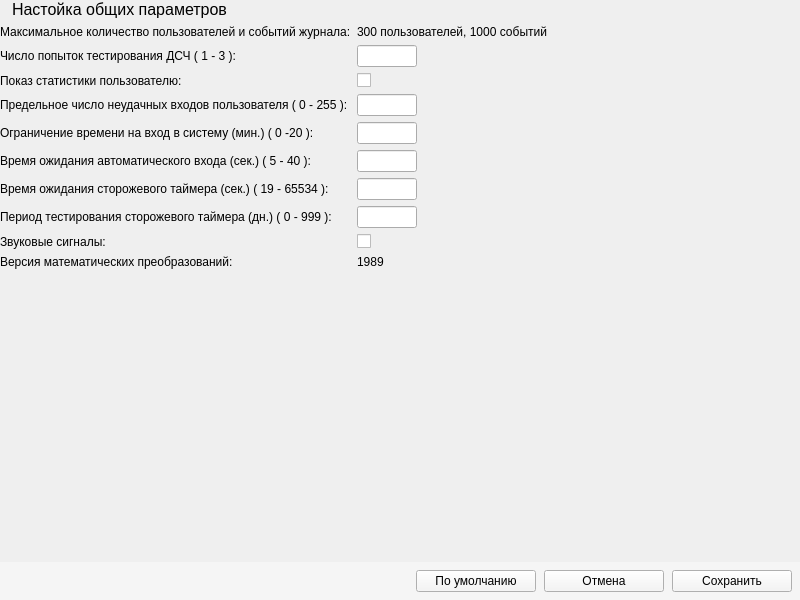
Before: the Qt Designer form panels/CommonParmsPanel.ui in m6v/sobol, drawn with Qt 5.
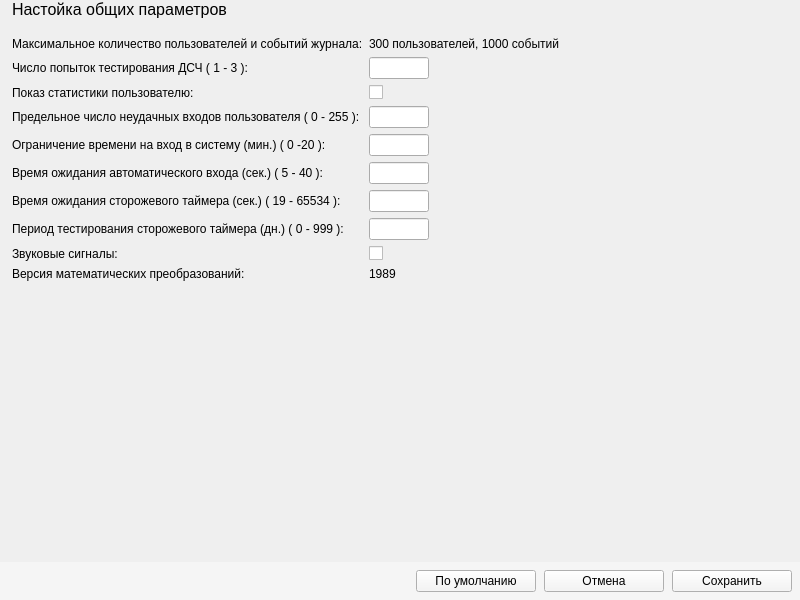
After: the same form once the commit is applied. Custom widgets are drawn as their Qt base class.

Diff of the .ui file:
```diff
--- a/panels/CommonParmsPanel.ui
+++ b/panels/CommonParmsPanel.ui
@@ -48,6 +48,12 @@
     <layout class="QHBoxLayout" name="horizontalLayout_2">
      <item>
       <layout class="QGridLayout" name="gridLayout">
+       <property name="leftMargin">
+        <number>12</number>
+       </property>
+       <property name="topMargin">
+        <number>12</number>
+       </property>
        <item row="0" column="0">
         <widget class="QLabel" name="label_2">
          <property name="minimumSize">
```
